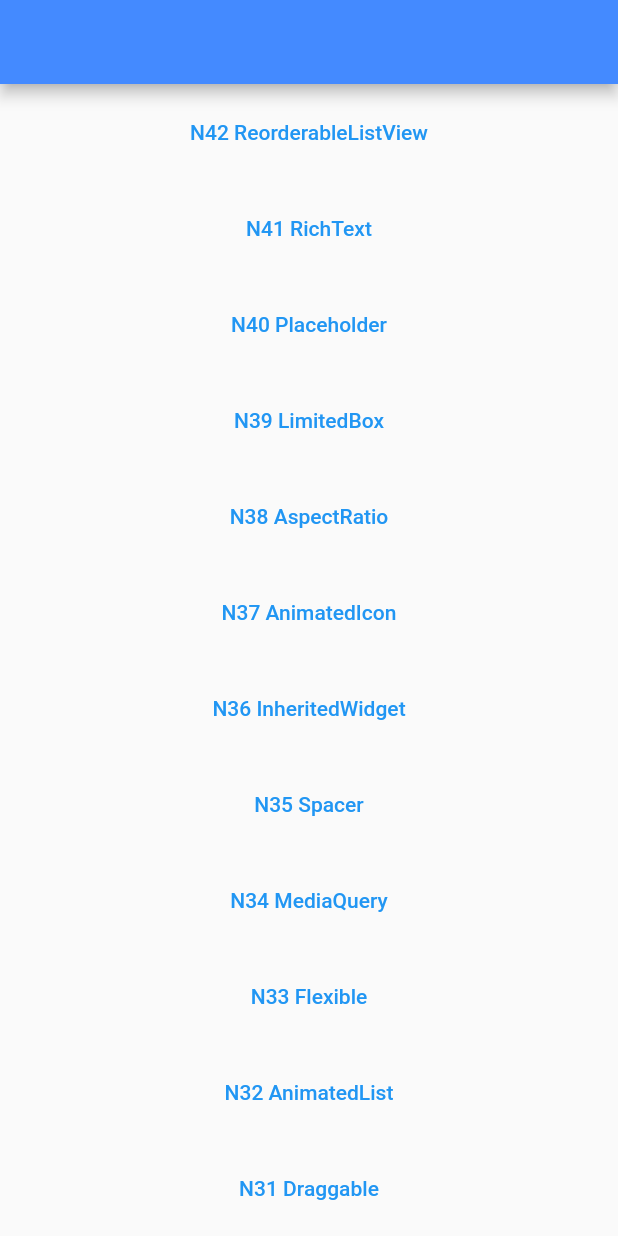
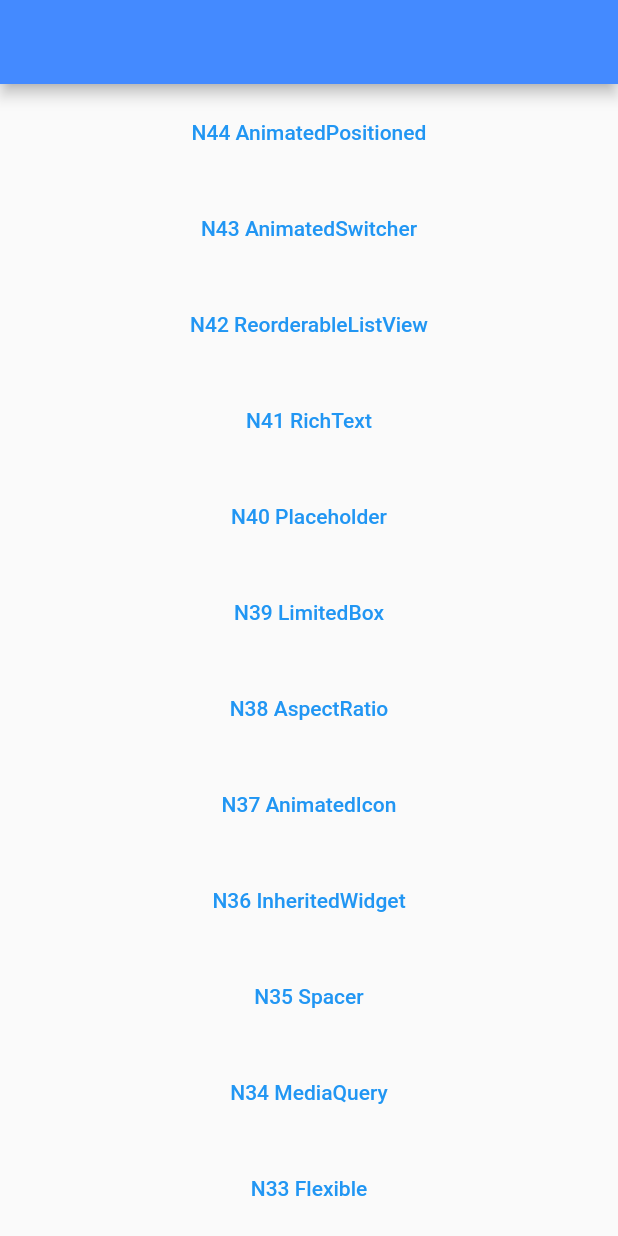
Before and after one commit to ychsue/my_flutter_test, a Flutter app: the screen it shows after launch, on a phone screen of 412 x 824 dp. Run offline on Flutter 3.47's test engine with Material 2 defaults, Android fonts, the phone set to English and light mode, and no system bars; our stand-ins replace bloc, flutter_bloc, get, transparent_image; missing offline and left inert: resizable_widget; Roboto replaces fonts that are missing (Georgia).

Commit message:
`AnimatedSwitcher` and `AnimatedPositioned`

```diff
--- a/lib/src/route/app_pages.dart
+++ b/lib/src/route/app_pages.dart
@@ -29,6 +29,8 @@ import 'package:test2/src/route/main_screens/n39_limited_box.dart';
 import 'package:test2/src/route/main_screens/n40_placeholder.dart';
 import 'package:test2/src/route/main_screens/n41_rich_text.dart';
 import 'package:test2/src/route/main_screens/n42_reorderable_list_view.dart';
+import 'package:test2/src/route/main_screens/n43_animated_switcher.dart';
+import 'package:test2/src/route/main_screens/n44_animated_positioned.dart';
 import 'package:test2/src/route/main_screens/sliver_screen.dart';
 import 'package:test2/src/route/main_screens/unknown_screen.dart';
 import 'package:test2/src/route/main_screens/welcome_screen.dart';
@@ -70,10 +72,20 @@ enum Routes {
   n40_placeholder,
   n41_rich_text,
   n42_reorderable_list_view,
+  n43_animated_switcher,
+  n44_animated_positioned,
 }
 
 abstract class AppPages {
   static final pages = [
+    GetPage(
+      name: Routes.n44_animated_positioned.toLocation,
+      page: () => N44AnimatedPositionedScreen(),
+    ),
+    GetPage(
+      name: Routes.n43_animated_switcher.toLocation,
+      page: () => N43AnimatedSwitcherScreen(),
+    ),
     GetPage(
       name: Routes.n42_reorderable_list_view.toLocation,
       page: () => N42ReorderableListViewScreen(),
--- a/lib/src/route/main_screens/get_home_screen.dart
+++ b/lib/src/route/main_screens/get_home_screen.dart
@@ -14,6 +14,20 @@ class GetHomeScreen extends StatelessWidget {
           child: Container(
         child: ListView(
           children: [
+            Container(
+              margin: EdgeInsets.all(8.0),
+              child: TextButton(
+                  onPressed: () =>
+                      Get.toNamed(Routes.n44_animated_positioned.toLocation),
+                  child: Text("N44 AnimatedPositioned")),
+            ),
+            Container(
+              margin: EdgeInsets.all(8.0),
+              child: TextButton(
+                  onPressed: () =>
+                      Get.toNamed(Routes.n43_animated_switcher.toLocation),
+                  child: Text("N43 AnimatedSwitcher")),
+            ),
             Container(
               margin: EdgeInsets.all(8.0),
               child: TextButton(
```
Also changed, not shown: lib/src/route/main_screens/n43_animated_switcher.dart (added, +90 -0 lines), lib/src/route/main_screens/n44_animated_positioned.dart (added, +38 -0 lines), 1 other file.
